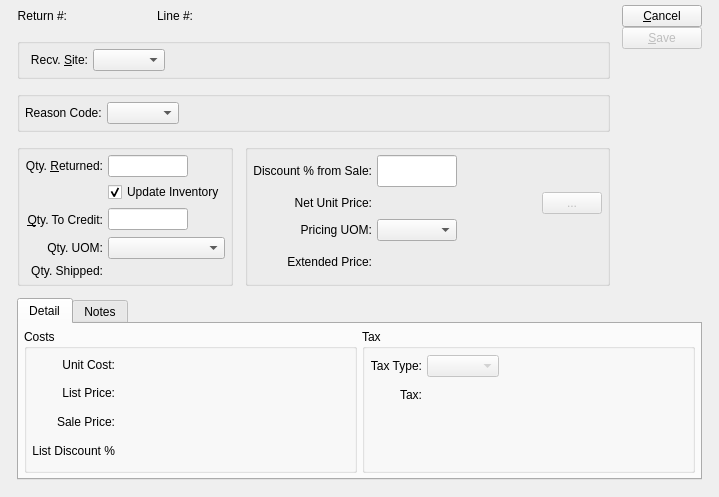
This is guiclient/creditMemoItem.ui in Pegasus-RPG/xtuple-client as Qt 5 draws it before an edit. The edited form follows.
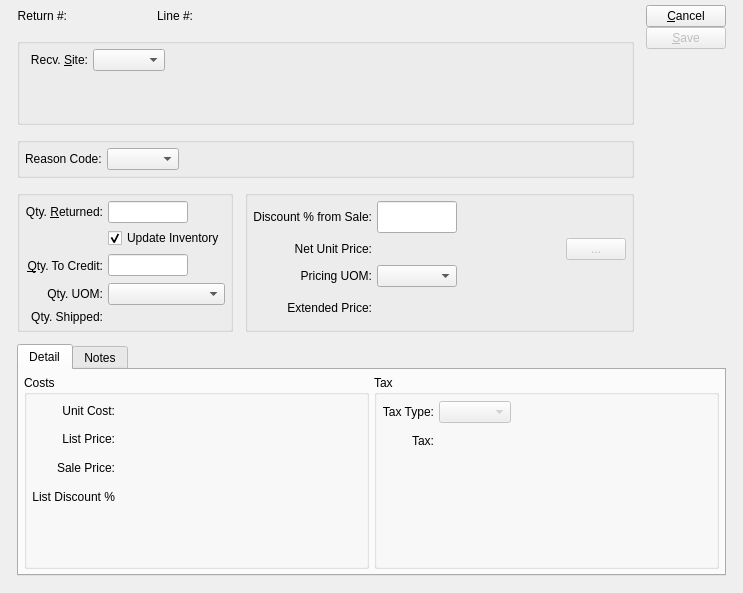
This is the edited form. Custom widgets are drawn as their Qt base class.

Patch:
```diff
--- a/guiclient/creditMemoItem.ui
+++ b/guiclient/creditMemoItem.ui
@@ -13,8 +13,8 @@
    <rect>
     <x>0</x>
     <y>0</y>
-    <width>600</width>
-    <height>400</height>
+    <width>743</width>
+    <height>593</height>
    </rect>
   </property>
   <property name="windowTitle">
```
Left out of the diff: 1 changed line with no effect on the pictures.
